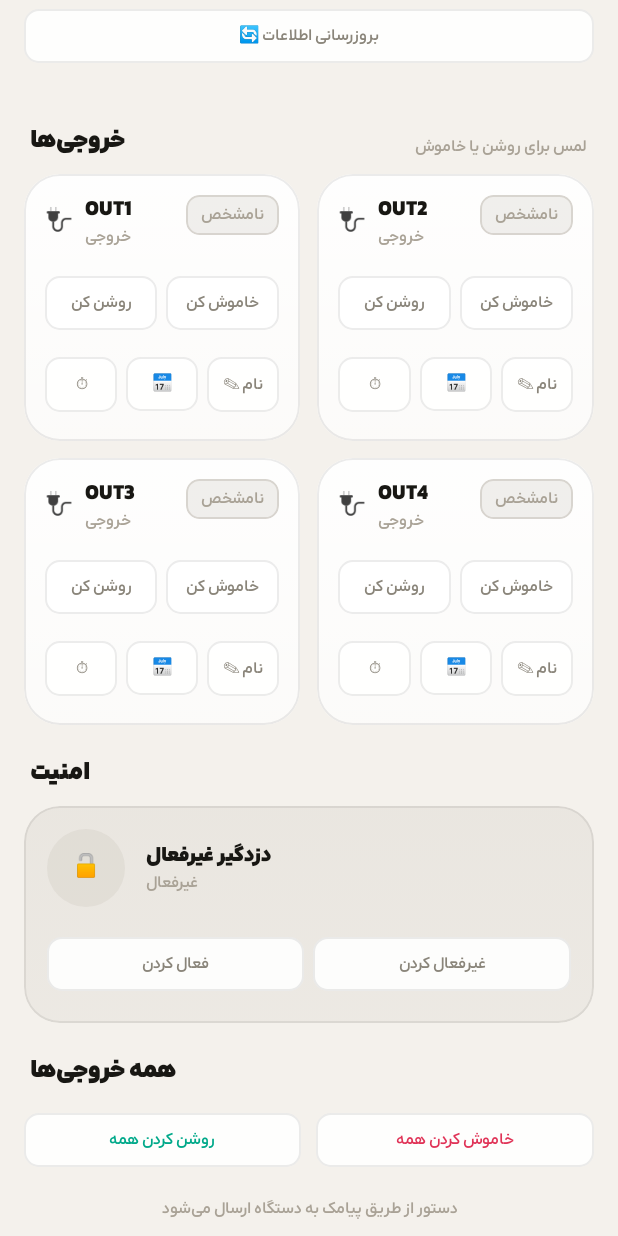
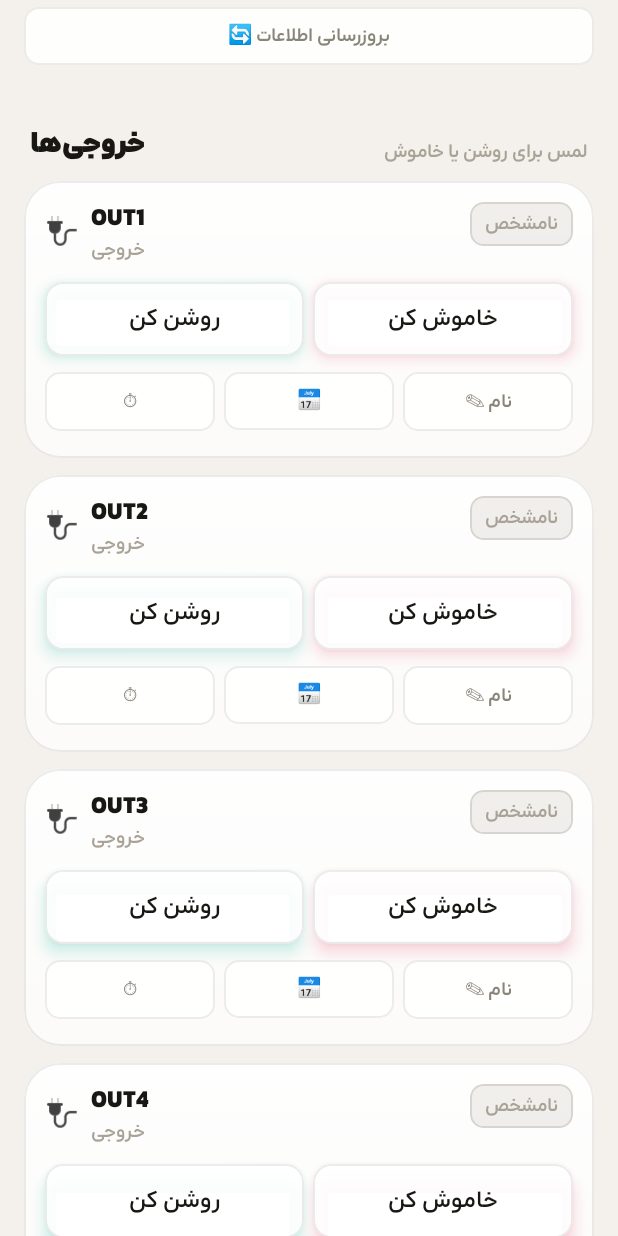
Before and after one commit to TheMojtabaM1/Tivan, an Android app built with Jetpack Compose: the composable OutputsScreen shown on its own in the app's theme, on a phone screen of 412 x 824 dp. Run offline under Robolectric (Android 15) with nearby library versions, the phone set to English and light mode, and no system bars.

Commit message:
Bigger fonts, one output per row, raised on/off buttons, simpler back nav
- Type scale bumped across the board — most users are older adults and
  the previous sizes were too small to read comfortably.
- Card-layout output list is now one output per row (was a cramped
  2-per-row grid) with raised, shadowed on/off buttons (PowerButton)
  that look pressed/embossed rather than flat, for both outputs and
  the security arm/disarm teaser.
- Added an explicit "مدیریت دستگاه‌ها" button next to the device bar,
  and fixed DeviceRow so the currently-active device can be deleted too
  (it previously only showed the delete button for non-active devices,
  which made a single-device install impossible to ever delete).
- System back now jumps straight to the first tab in one press instead
  of unwinding the full tab-visit history one screen at a time, so
  leaving the app never takes more than two back presses.

Co-Authored-By: Claude Sonnet 5 <noreply@anthropic.com>
Claude-Session: https://claude.ai/code/session_015MChLWSmXGzaiEaL5q9s94

```diff
--- a/android/app/src/main/java/ir/tivan/controller/ui/components/DeviceBar.kt
+++ b/android/app/src/main/java/ir/tivan/controller/ui/components/DeviceBar.kt
@@ -313,7 +313,8 @@ private fun DeviceRow(
                     color = c.dim2
                 )
             }
-            if (selected) StatusPill("فعال", c.primary) else {
+            Column(horizontalAlignment = Alignment.End) {
+                if (selected) StatusPill("فعال", c.primary)
                 TextButton(onClick = onDelete) {
                     Text("حذف", style = MaterialTheme.typography.labelSmall, color = c.alarm)
                 }
--- a/android/app/src/main/java/ir/tivan/controller/ui/outputs/OutputsScreen.kt
+++ b/android/app/src/main/java/ir/tivan/controller/ui/outputs/OutputsScreen.kt
@@ -16,6 +16,7 @@ import androidx.compose.runtime.*
 import androidx.compose.ui.Alignment
 import androidx.compose.ui.Modifier
 import androidx.compose.ui.draw.clip
+import androidx.compose.ui.draw.shadow
 import androidx.compose.ui.unit.dp
 import ir.tivan.controller.data.Device
 import ir.tivan.controller.ui.MainViewModel
@@ -63,28 +64,19 @@ fun OutputsScreen(viewModel: MainViewModel, header: @Composable () -> Unit) {
 
         when (layout) {
             TivanLayout.CARD ->
-                // 2-per-row — a LazyVerticalGrid inside a scrolling column needs a
-                // hard height, and up to 8 items never need lazy layout anyway.
-                // Row uses IntrinsicSize.Min so both tiles in a pair share one
-                // height even when one output's name wraps to a second line.
-                for (rowStart in outputs.indices step 2) {
-                    Row(
-                        horizontalArrangement = Arrangement.spacedBy(11.dp),
-                        modifier = Modifier.height(IntrinsicSize.Min)
-                    ) {
-                        for (i in rowStart until minOf(rowStart + 2, outputs.size)) {
+                // One output per row — easier to read and to hit the on/off
+                // buttons than a cramped 2-per-row grid.
+                Column(verticalArrangement = Arrangement.spacedBy(11.dp)) {
+                    outputs.forEachIndexed { i, o ->
                         OutputTile(
-                                state = outputs[i],
-                                modifier = Modifier.weight(1f).fillMaxHeight(),
+                            state = o,
+                            modifier = Modifier.fillMaxWidth(),
                             onSet = { on -> onSet(i, on) },
                             onRename = if (isManager) { { renaming = i } } else null,
                             onTimer = if (isManager) { { timerFor = i } } else null,
                             onSchedule = if (isManager) { { scheduleFor = i } } else null
                         )
                     }
-                        if (outputs.size - rowStart == 1) Spacer(Modifier.weight(1f))
-                    }
-                    if (rowStart + 2 < outputs.size) Spacer(Modifier.height(11.dp))
                 }
 
             TivanLayout.FLAT ->
@@ -200,16 +192,18 @@ private fun SecurityTeaser(armed: Boolean?, pending: Boolean?, onSet: (Boolean)
 
     val buttons: @Composable () -> Unit = {
         Row(horizontalArrangement = Arrangement.spacedBy(6.dp), modifier = Modifier.fillMaxWidth()) {
-            TinyButton(
+            PowerButton(
                 "فعال کردن",
-                Modifier.weight(1f),
-                emphasis = if (isArmed) c.alarm else null,
+                pressed = isArmed,
+                emphasis = c.alarm,
+                modifier = Modifier.weight(1f),
                 onClick = { onSet(true) }
             )
-            TinyButton(
+            PowerButton(
                 "غیرفعال کردن",
-                Modifier.weight(1f),
-                emphasis = if (armed == false) c.on else null,
+                pressed = armed == false,
+                emphasis = c.on,
+                modifier = Modifier.weight(1f),
                 onClick = { onSet(false) }
             )
         }
@@ -325,16 +319,18 @@ private fun OutputTile(
             Spacer(Modifier.weight(1f))
             Spacer(Modifier.height(12.dp))
             Row(horizontalArrangement = Arrangement.spacedBy(6.dp)) {
-                TinyButton(
+                PowerButton(
                     "روشن کن",
-                    Modifier.weight(1f),
-                    emphasis = if (state.on == true) c.on else null,
+                    pressed = state.on == true,
+                    emphasis = c.on,
+                    modifier = Modifier.weight(1f),
                     onClick = { onSet(true) }
                 )
-                TinyButton(
+                PowerButton(
                     "خاموش کن",
-                    Modifier.weight(1f),
-                    emphasis = if (state.on == false) c.alarm else null,
+                    pressed = state.on == false,
+                    emphasis = c.alarm,
+                    modifier = Modifier.weight(1f),
                     onClick = { onSet(false) }
                 )
             }
@@ -414,17 +410,57 @@ private fun FlatOutputRow(
         }
         Spacer(Modifier.height(8.dp))
         Row(horizontalArrangement = Arrangement.spacedBy(6.dp)) {
-            TinyButton(
+            PowerButton(
                 "روشن کن",
-                Modifier.weight(1f),
-                emphasis = if (state.on == true) c.on else null,
+                pressed = state.on == true,
+                emphasis = c.on,
+                modifier = Modifier.weight(1f),
                 onClick = { onSet(true) }
             )
-            TinyButton(
+            PowerButton(
                 "خاموش کن",
-                Modifier.weight(1f),
-                emphasis = if (state.on == false) c.alarm else null,
+                pressed = state.on == false,
+                emphasis = c.alarm,
+                modifier = Modifier.weight(1f),
                 onClick = { onSet(false) }
+            )
+        }
+    }
+}
+
+/**
+ * A raised, embossed-looking on/off button — real shadow elevation plus a
+ * subtle top-to-bottom gradient so it reads as a physical button, not a flat
+ * chip. [pressed] fills it solid with [emphasis] and drops the shadow to
+ * look pushed in; unpressed it's a light raised surface.
+ */
+@Composable
+private fun PowerButton(
+    text: String,
+    pressed: Boolean,
+    emphasis: androidx.compose.ui.graphics.Color,
+    modifier: Modifier = Modifier,
+    onClick: () -> Unit
+) {
+    val c = Tivan
+    val shape = RoundedCornerShape(12.dp)
+    Surface(
+        onClick = onClick,
+        modifier = modifier.shadow(
+            elevation = if (pressed) 1.dp else 6.dp,
+            shape = shape,
+            ambientColor = emphasis,
+            spotColor = emphasis
+        ),
+        shape = shape,
+        color = if (pressed) emphasis else c.glassStrong,
+        border = androidx.compose.foundation.BorderStroke(1.dp, if (pressed) emphasis else c.stroke)
+    ) {
+        Box(Modifier.padding(vertical = 13.dp), contentAlignment = Alignment.Center) {
+            Text(
+                text,
+                style = MaterialTheme.typography.labelLarge,
+                color = if (pressed) androidx.compose.ui.graphics.Color.White else c.text
             )
         }
     }
```
Also changed, not shown: android/app/src/main/java/ir/tivan/controller/MainActivity.kt (+30 -11 lines), android/app/src/main/java/ir/tivan/controller/ui/theme/Type.kt (+14 -12 lines). Lines whose indentation alone changed are shown as unchanged.
